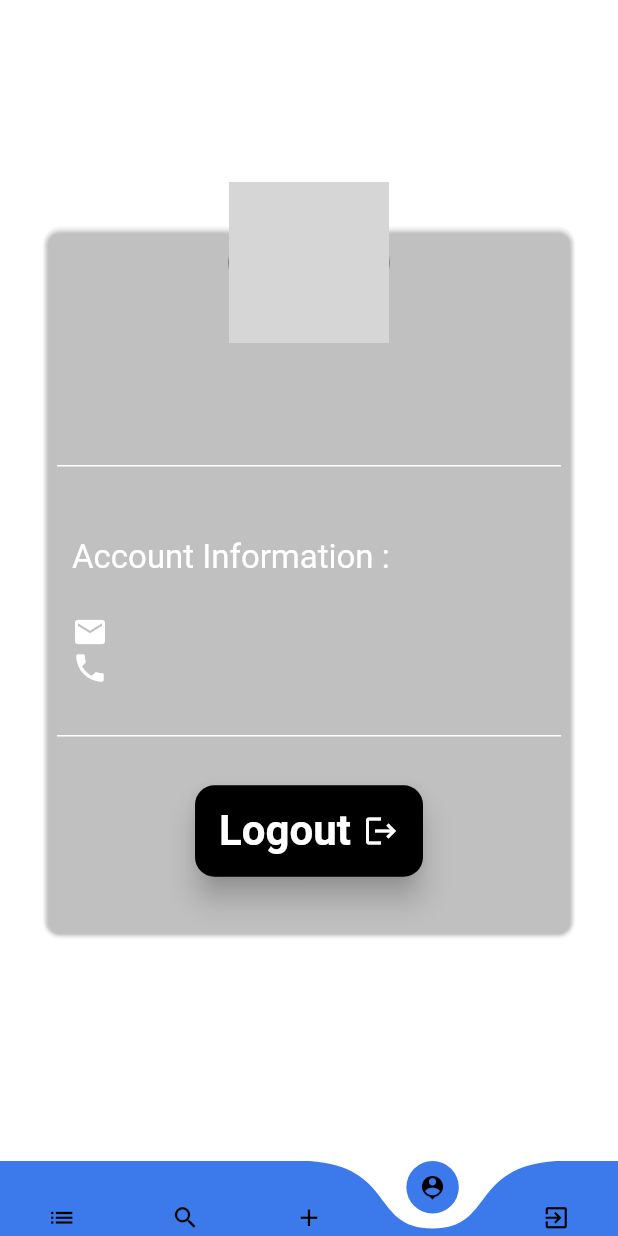
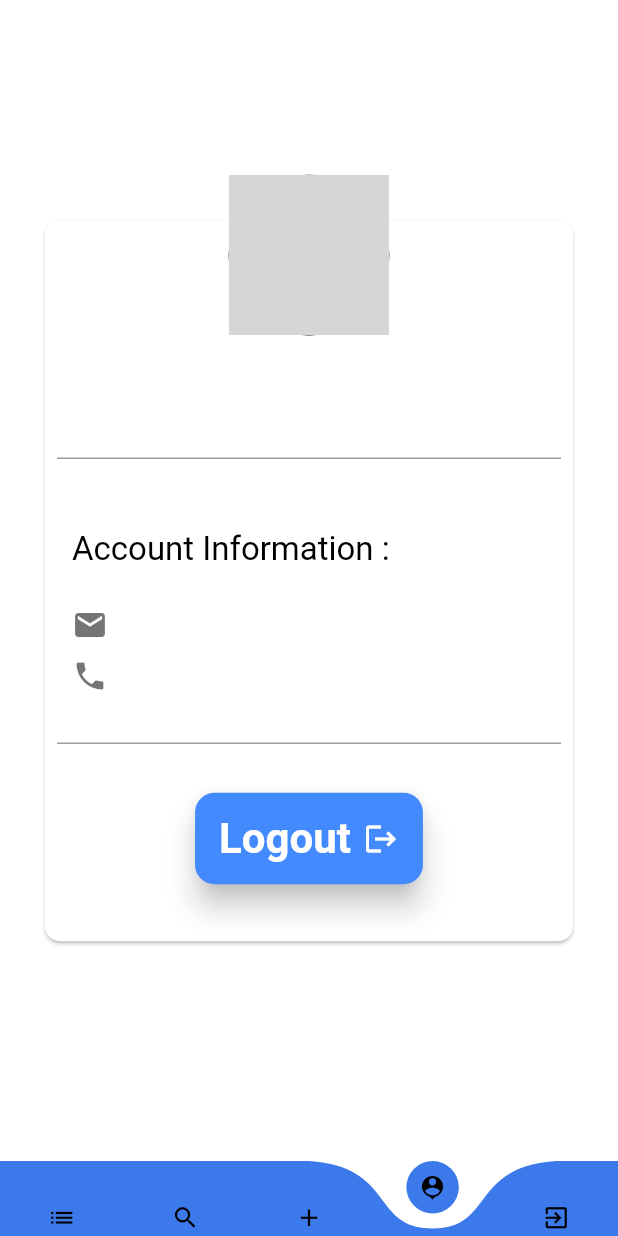
Before and after one commit to Galib-23/tutor-finder-app, a Flutter app: the screen it shows once a user with an empty profile is signed in, item 4 of the bottom bar chosen, on a phone screen of 412 x 824 dp. Run offline on Flutter 3.47's test engine with Material 2 defaults, Android fonts, the phone set to English and light mode, and no system bars; drawn by our look-alikes of curved_navigation_bar; our stand-ins replace cached_network_image, cloud_firestore, firebase_auth, firebase_core, firebase_storage, fluttertoast and 2 more; accounts and stored records are empty; network calls fail; grey boxes are pictures that could not be loaded.

Commit message:
Profile Page colors fixed and logout function added

```diff
--- a/lib/Search/tutor_profile.dart
+++ b/lib/Search/tutor_profile.dart
@@ -1,6 +1,7 @@
 import 'package:cloud_firestore/cloud_firestore.dart';
 import 'package:firebase_auth/firebase_auth.dart';
 import 'package:flutter/material.dart';
+import 'package:tutor_finder/user_state.dart';
 
 import '../Widgets/bottom_nav_bar.dart';
 
@@ -69,13 +70,13 @@ class _ProfileScreenState extends State<ProfileScreen> {
       children: [
         Icon(
           icon,
-          color: Colors.white,
+          color: Colors.black54,
         ),
         Padding(
           padding: const EdgeInsets.symmetric(horizontal: 10),
           child: Text(
             content,
-            style: const TextStyle(color: Colors.white54),
+            style: const TextStyle(color: Colors.black54),
           ),
         ),
       ],
@@ -114,8 +115,8 @@ class _ProfileScreenState extends State<ProfileScreen> {
                     child: Stack(
                       children: [
                         Card(
-                          color: Colors.white10,
-                          margin: const EdgeInsets.all(30),
+                          color: Colors.white,
+                          margin: const EdgeInsets.all(30.0),
                           shape: RoundedRectangleBorder(
                             borderRadius: BorderRadius.circular(10),
                           ),
@@ -132,8 +133,9 @@ class _ProfileScreenState extends State<ProfileScreen> {
                                   child: Text(
                                     name == null ? 'Name here' : name!,
                                     style: const TextStyle(
-                                      color: Colors.white,
+                                      color: Colors.black,
                                       fontSize: 24.0,
+                                      fontWeight: FontWeight.bold,
                                     ),
                                   ),
                                 ),
@@ -142,7 +144,7 @@ class _ProfileScreenState extends State<ProfileScreen> {
                                 ),
                                 const Divider(
                                   thickness: 1,
-                                  color: Colors.white,
+                                  color: Colors.grey,
                                 ),
                                 const SizedBox(
                                   height: 30,
@@ -152,7 +154,7 @@ class _ProfileScreenState extends State<ProfileScreen> {
                                   child: Text(
                                     'Account Information : ',
                                     style: TextStyle(
-                                      color: Colors.white,
+                                      color: Colors.black,
                                       fontSize: 22.0,
                                     ),
                                   ),
@@ -165,6 +167,9 @@ class _ProfileScreenState extends State<ProfileScreen> {
                                   child: userInfo(
                                       icon: Icons.email, content: email),
                                 ),
+                                const SizedBox(
+                                  height: 10,
+                                ),
                                 Padding(
                                   padding: const EdgeInsets.only(left: 10),
                                   child: userInfo(
@@ -175,7 +180,7 @@ class _ProfileScreenState extends State<ProfileScreen> {
                                 ),
                                 const Divider(
                                   thickness: 1,
-                                  color: Colors.white,
+                                  color: Colors.grey,
                                 ),
                                 const SizedBox(
                                   height: 25,
@@ -187,8 +192,16 @@ class _ProfileScreenState extends State<ProfileScreen> {
                                           padding:
                                               const EdgeInsets.only(bottom: 30),
                                           child: MaterialButton(
-                                            onPressed: () {},
-                                            color: Colors.black,
+                                            onPressed: () {
+                                              _auth.signOut();
+                                              Navigator.push(
+                                                  context,
+                                                  MaterialPageRoute(
+                                                    builder: (context) =>
+                                                        UserState(),
+                                                  ));
+                                            },
+                                            color: Colors.blueAccent,
                                             elevation: 8,
                                             shape: RoundedRectangleBorder(
                                               borderRadius:
```
